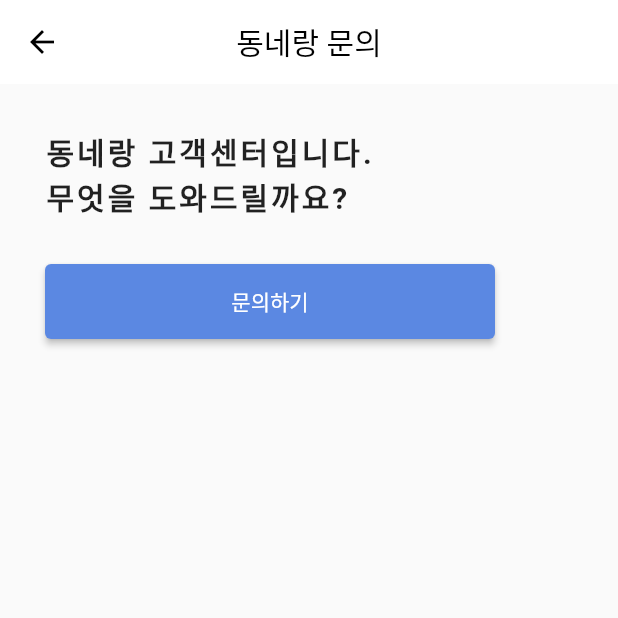
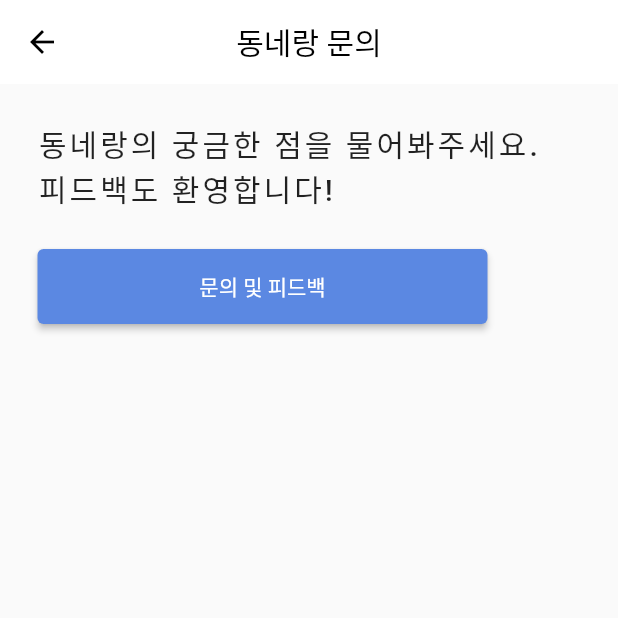
Before and after one commit to yeon220629/dongnerang, a Flutter app: the Inquire screen opened directly, on a phone screen of 412 x 824 dp, the top half of it. Run offline on Flutter 3.47's test engine with Material 2 defaults, Android fonts, the light colour scheme and no system bars; our stand-ins replace cached_network_image, cloud_firestore, firebase_auth, firebase_core, firebase_storage, flutter_easyloading and 9 more; missing offline and left inert: flutter_inappwebview, kakao_flutter_sdk; accounts and stored records are empty.

```diff
--- a/lib/screens/setting/inquire.screen.dart
+++ b/lib/screens/setting/inquire.screen.dart
@@ -12,22 +12,24 @@
 
   @override
   Widget build(BuildContext context) {
+
+
     return Scaffold(
       appBar: fnCommnAppbarWidget(title: '동네랑 문의',appBar: AppBar()),
       body: Padding(
-        padding: EdgeInsets.fromLTRB(30.0, 30.0, 0, 0),
+        padding: EdgeInsets.all(25),
         child: Column(
           crossAxisAlignment: CrossAxisAlignment.start,
           children: [
-             const Text('동네랑 고객센터입니다.\n무엇을 도와드릴까요?',
+             const Text('동네랑의 궁금한 점을 물어봐주세요.\n피드백도 환영합니다!',
               style: TextStyle(
                 letterSpacing:2.0,
                 fontSize: 20.0,
-                fontWeight: FontWeight.bold
+                fontWeight: FontWeight.w500
                 // fontWeight: FontWeight.bold,
               ),
             ),
-            SizedBox(height: 30.0,),
+            SizedBox(height: 25.0,),
         ElevatedButton(
             onPressed: (){
               Navigator.push(
@@ -35,9 +37,10 @@
                 MaterialPageRoute(builder: (context) => inquireGoogleform(),),);
             },
           // icon: Icon(Icons.question_answer_outlined),
-          child: Text('문의하기'),
+          child: Text('문의 및 피드백'),
           style: TextButton.styleFrom(
-            backgroundColor: AppColors.primary,
+            // backgroundColor: AppColors.primary,
+            // textStyle: TextStyle(fontSize: 16),
             // textStyle: TextStyle(color: Colors.red),
             // primary: AppColors.skyBlue,
             // textStyle: Color(value),
@@ -45,7 +48,8 @@
               //   fontWeight: FontWeight.bold,
               //   color: AppColors.black,
               // )
-            minimumSize: Size(300,50),
+            minimumSize: const Size(300, 50),
+            maximumSize: const Size(300, 50),
             // primary: Colors.bl,
             // onSurface: Colors.blueAccent, // 비활성화된 버튼 색상도 바꿔줄 수 있음
           ))
```
Also changed, not shown: lib/screens/mypage/mypage.inform.setting.screen.dart (+38 -27 lines), lib/screens/mypage/mypage.screen.dart (+43 -40 lines), lib/screens/mypage/settingsPage.screen.dart (renamed from lib/screens/settingsPage.screen.dart, +6 -6 lines), lib/widgets/user_profile_image.widget.dart (+7 -5 lines).
